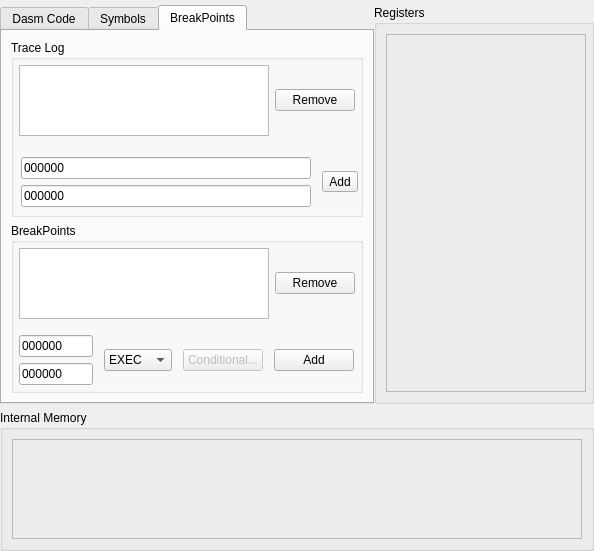
Above: ui/dialogdasm.ui from TheProjecter/pockemul before the change. Below: the same form after it.
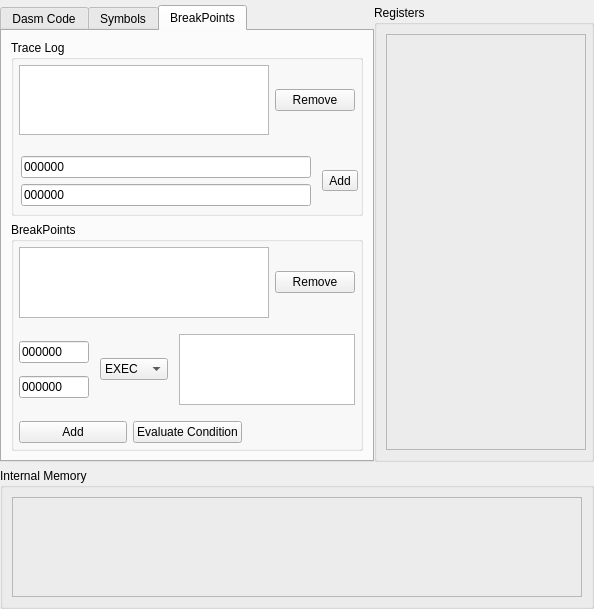
That is the form after the change. The open tabs and pages were chosen to show the change.

The edit to the form file:
```diff
--- a/ui/dialogdasm.ui
+++ b/ui/dialogdasm.ui
@@ -512,17 +512,26 @@
                    <number>5</number>
                   </property>
                   <item>
-                   <widget class="QPushButton" name="pushButton">
-                    <property name="enabled">
-                     <bool>false</bool>
-                    </property>
-                    <property name="text">
-                     <string>Conditional...</string>
-                    </property>
-                   </widget>
+                   <widget class="QPlainTextEdit" name="teBreakpointCond"/>
                   </item>
                  </layout>
                 </item>
+               </layout>
+              </item>
+              <item>
+               <layout class="QHBoxLayout" name="horizontalLayout_10">
+                <property name="leftMargin">
+                 <number>5</number>
+                </property>
+                <property name="topMargin">
+                 <number>5</number>
+                </property>
+                <property name="rightMargin">
+                 <number>5</number>
+                </property>
+                <property name="bottomMargin">
+                 <number>5</number>
+                </property>
                 <item>
                  <widget class="QPushButton" name="tbAddBrkPt">
                   <property name="text">
@@ -531,17 +540,18 @@
                  </widget>
                 </item>
                 <item>
-                 <spacer name="horizontalSpacer_3">
-                  <property name="orientation">
-                   <enum>Qt::Horizontal</enum>
+                 <widget class="QPushButton" name="pbTestCond">
+                  <property name="text">
+                   <string>Evaluate Condition</string>
                   </property>
-                  <property name="sizeHint" stdset="0">
-                   <size>
-                    <width>40</width>
-                    <height>20</height>
-                   </size>
+                 </widget>
+                </item>
+                <item>
+                 <widget class="QLabel" name="lblResult">
+                  <property name="text">
+                   <string/>
                   </property>
-                 </spacer>
+                 </widget>
                 </item>
                </layout>
               </item>
```
